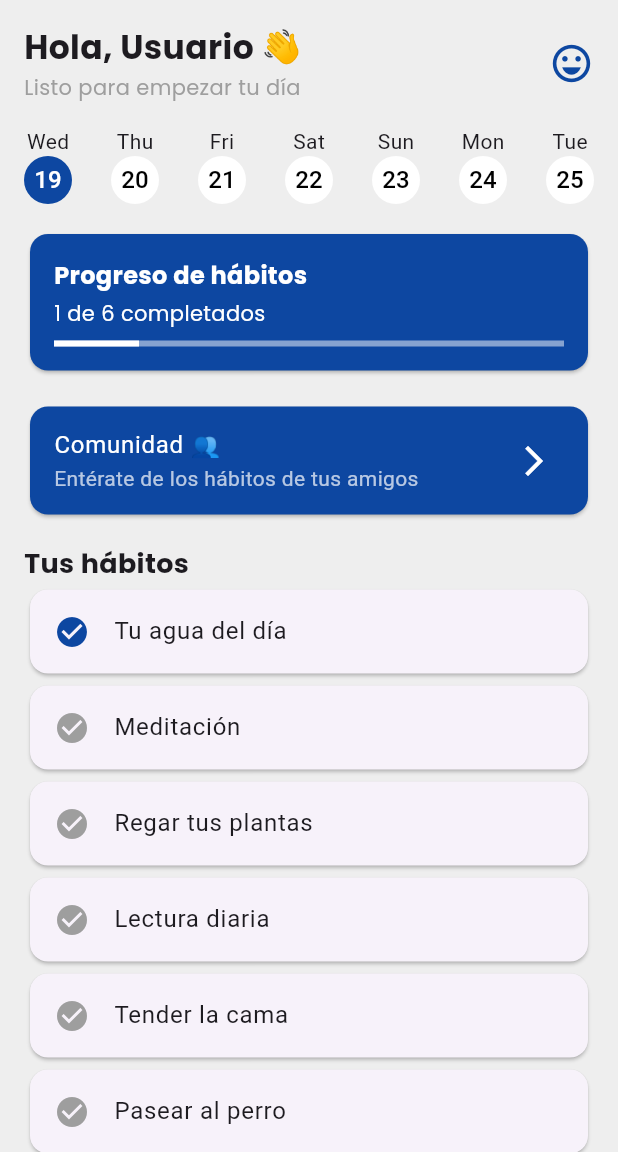
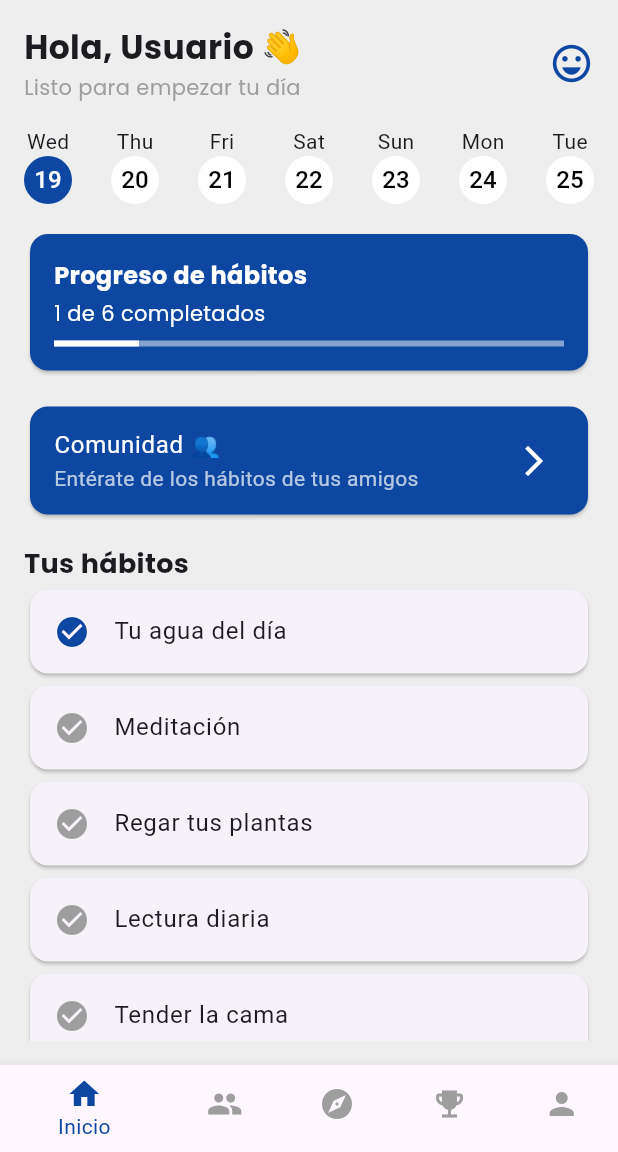
Before and after one commit to victortelles/Habit-Hub, a Flutter app: the screen it shows after launch, after a tap on "Tu agua del día", on a phone screen of 412 x 824 dp, the part 84-1236 px from its top. Run offline on Flutter 3.47's test engine with Material 3 defaults, Android fonts, the phone set to English and light mode, and no system bars; our stand-ins replace google_fonts.

Commit message:
Home page - Scrolleable habits list and navbar

```diff
--- a/lib/screens/home.dart
+++ b/lib/screens/home.dart
@@ -18,6 +18,13 @@ class _HomeScreenState extends State<HomeScreen> {
   };
 
   bool isDarkMode = false;
+  int _selectedIndex = 0;
+
+  void _onItemTapped(int index) {
+    setState(() {
+      _selectedIndex = index;
+    });
+  }
 
   @override
   Widget build(BuildContext context) {
@@ -52,10 +59,39 @@ class _HomeScreenState extends State<HomeScreen> {
                 SizedBox(height: 16),
                 _buildChallenges(context),
                 SizedBox(height: 16),
-                _buildHabitsList(context),
+                Text("Tus hábitos", style: GoogleFonts.poppins(fontSize: 18, fontWeight: FontWeight.bold)),
+                Expanded(child: _buildHabitsList(context)),
               ],
             ),
           ),
+        ),
+        bottomNavigationBar: BottomNavigationBar(
+          items: const <BottomNavigationBarItem>[
+            BottomNavigationBarItem(
+              icon: Icon(Icons.home),
+              label: "Inicio",
+            ),
+            BottomNavigationBarItem(
+              icon: Icon(Icons.group),
+              label: "Comunidad",
+            ),
+            BottomNavigationBarItem(
+              icon: Icon(Icons.explore),
+              label: "Explorar",
+            ),
+            BottomNavigationBarItem(
+              icon: Icon(Icons.emoji_events),
+              label: "Actividad",
+            ),
+            BottomNavigationBarItem(
+              icon: Icon(Icons.person),
+              label: "Mi perfil",
+            ),
+          ],
+          currentIndex: _selectedIndex,
+          selectedItemColor: Colors.blue.shade900,
+          unselectedItemColor: Colors.grey,
+          onTap: _onItemTapped,
         ),
       ),
     );
@@ -162,11 +198,8 @@ class _HomeScreenState extends State<HomeScreen> {
   }
 
   Widget _buildHabitsList(BuildContext context) {
-    return Column(
-      crossAxisAlignment: CrossAxisAlignment.start,
-      children: [
-        Text("Tus hábitos", style: GoogleFonts.poppins(fontSize: 18, fontWeight: FontWeight.bold)),
-        ...habitStatus.keys.map((habit) => GestureDetector(
+    return ListView(
+      children: habitStatus.keys.map((habit) => GestureDetector(
             onTap: () {
               setState(() {
                 habitStatus[habit] = !habitStatus[habit]!;
@@ -181,8 +214,7 @@ class _HomeScreenState extends State<HomeScreen> {
                 ),
               ),
             ),
-            )),
-      ],
+          )).toList(),
     );
   }
 }
```
Lines whose indentation alone changed are shown as unchanged.
